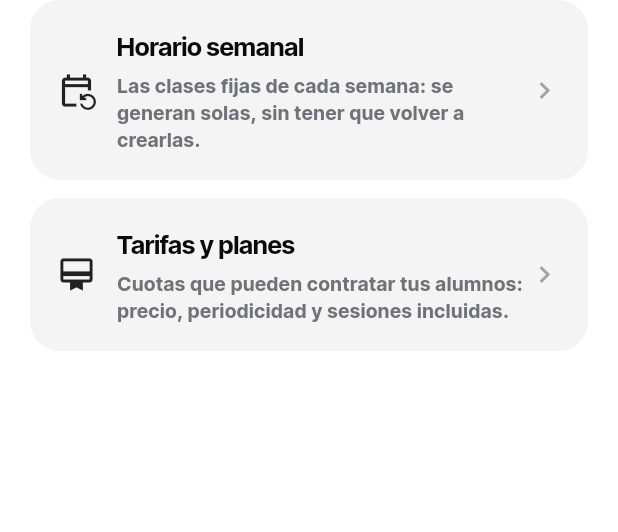
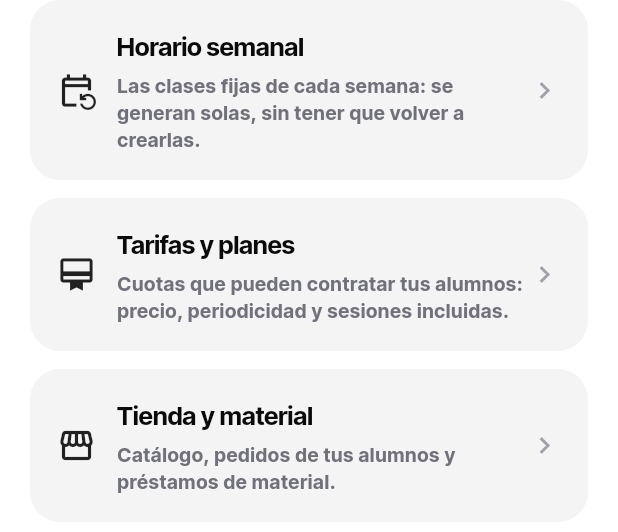
Before and after one commit to CIPRIAN1984/RESERVAS-APP, a Flutter app: the HerramientasScreen widget shown alone on an empty page, opened directly, on a phone screen of 412 x 824 dp. Shown: the top 532 px of the screen. Run offline on Flutter 3.47's test engine with Material 3 defaults, Android fonts, the phone set to English and light mode, and no system bars; our stand-ins replace cached_network_image, firebase_core, firebase_messaging, flutter_riverpod, freezed_annotation, go_router and 4 more; missing offline and left inert: flutter_stripe; accounts and stored records are empty.

Commit message:
Descongelar Tienda y préstamos de material (#68)
Cipri pidió avanzar con Tienda y préstamos en la misma tanda que el
horario semanal y la preparación de Stripe. Al revisarla para decidir
si seguía mereciendo estar congelada (FREEZE.md §3, desde 08/08/2026),
resultó que ya estaba completa: catálogo, pedidos, préstamos y el
descuento/reposición de stock (descontar_stock_al_reservar /
reponer_stock_al_cancelar), construidos y con cobertura pgTAP desde
julio. La nota que la mantenía congelada ("stock NO es atómico, pagos
NO conectados") quedó obsoleta cuando se cerró la reconciliación de
pagos y nadie actualizó FREEZE.md.

Es seguro exponerla ya, sin esperar a activar Stripe de verdad:
catalogo_tab.dart ya comprueba stripeChargesEnabled antes de intentar
cobrar y avisa con claridad si la academia no lo tiene configurado, en
vez de fallar o mover dinero.

Cambios:
- Tarjeta "Tienda y material" en Herramientas (gestor: Catálogo,
  Pedidos, Préstamos).
- Misma tarjeta en Perfil (alumno: Catálogo, Mis pedidos) — resuelve
  un comentario huérfano en el código que ya la daba por existente.
- flutter_stripe vuelve a inicializarse en main.dart (sigue inerte:
  no hay clave publicable configurada).
- FREEZE.md §3 y DECISIONS.md al día con el estado real.
- Pruebas actualizadas: el test que comprobaba que Herramientas NO
  ofrecía Tienda ahora comprueba que sí (renombrado, ya no es un test
  de "congelado"); el de Perfil deja de listar Tienda entre las
  funciones congeladas y confirma que alumno y dueño la ven.

Verificación: flutter analyze sin avisos; flutter test 198/212 verdes
(los 14 que fallan son goldens de imagen ajenos a este cambio —
confirmado comparando contra origin/production sin tocar); sabotaje
deliberado de ambas tarjetas confirmó que los tests nuevos se ponen en
rojo exactamente donde deben; flutter build web --release en verde.
Sin migraciones: no se toca supabase/, así que las 26 suites/350 checks
de pgTAP quedan intactos.


Claude-Session: https://claude.ai/code/session_01DuwuGUWDeifwygX9qCZurZ

Co-authored-by: Claude <noreply@anthropic.com>

```diff
--- a/lib/features/herramientas/presentation/herramientas_screen.dart
+++ b/lib/features/herramientas/presentation/herramientas_screen.dart
@@ -4,6 +4,7 @@ import 'package:flutter_riverpod/flutter_riverpod.dart';
 import '../../../shared/widgets/pantalla.dart';
 import '../../horario/presentation/horario_screen.dart';
 import '../../tarifas/presentation/tarifas_screen.dart';
+import '../../tienda/presentation/tienda_screen.dart';
 
 /// Lo que la academia administra y no es el día a día: catálogos y ajustes.
 ///
@@ -39,6 +40,14 @@ class HerramientasScreen extends ConsumerWidget {
               'periodicidad y sesiones incluidas.',
           destino: const TarifasScreen(),
         ),
+        const SizedBox(height: 12),
+        TarjetaAcceso(
+          icono: Icons.storefront_outlined,
+          titulo: 'Tienda y material',
+          descripcion:
+              'Catálogo, pedidos de tus alumnos y préstamos de material.',
+          destino: const TiendaScreen(),
+        ),
       ],
     );
   }
--- a/lib/features/perfil/presentation/perfil_screen.dart
+++ b/lib/features/perfil/presentation/perfil_screen.dart
@@ -9,6 +9,7 @@ import '../../../app/theme/color_tokens.dart';
 import '../../../core/auth/auth_state.dart';
 import '../../../shared/widgets/pantalla.dart';
 import '../../tarifas/presentation/tarifas_screen.dart';
+import '../../tienda/presentation/tienda_screen.dart';
 import '../application/profile_providers.dart';
 
 class PerfilScreen extends ConsumerStatefulWidget {
@@ -303,6 +304,13 @@ class _PerfilScreenState extends ConsumerState<PerfilScreen> {
                       destino: const TarifasScreen(),
                     ),
                     const SizedBox(height: 12),
+                    TarjetaAcceso(
+                      icono: Icons.storefront_outlined,
+                      titulo: 'Tienda y material',
+                      descripcion: 'Catálogo de la academia y tus pedidos.',
+                      destino: const TiendaScreen(),
+                    ),
+                    const SizedBox(height: 12),
                     // Mi familia es para todos, no solo para quien ya tiene
                     // hijos: si solo se enseñara a quien los tiene, nadie
                     // podría dar de alta al primero.
```
Also changed, not shown: lib/main.dart (+13 -10 lines), 5 other files.
